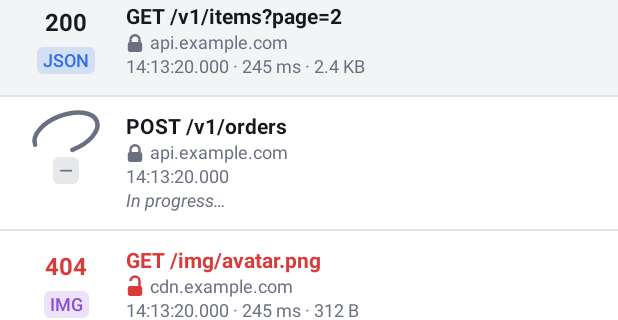
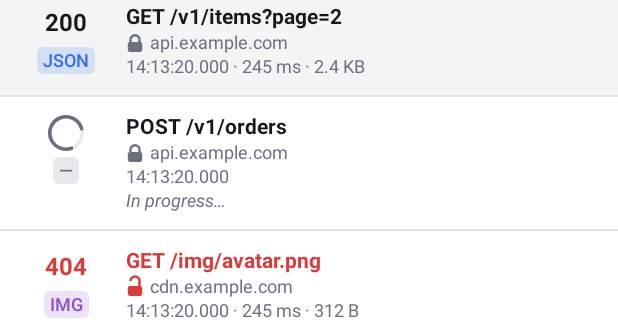
Before and after one commit to JahonovAsilbek/Ktor-Monitor, an Android app built with Jetpack Compose: the @Preview function KtorMonitorListPreview, on a phone screen of 412 x 824 dp. Shown: the part 403-723 px from the top of the screen. Run offline under Robolectric (Android 15) with nearby library versions, the phone set to English and light mode, and no system bars.

Commit message:
fix: draw the spinner as a round, unclipped circle
A width modifier from the caller stretched the spinner into an oval, and
the arc sat on the canvas edge so half its stroke was cut off. It now
keeps its own size as a circle, insets the arc by half the stroke, and
draws a faint track under an arc that grows and shrinks as it turns.

Co-Authored-By: Claude Opus 5.5 <noreply@anthropic.com>

```diff
--- a/ktor-monitor-ui/src/main/kotlin/uz/jahonov/ktormonitor/ui/ui/Kit.kt
+++ b/ktor-monitor-ui/src/main/kotlin/uz/jahonov/ktormonitor/ui/ui/Kit.kt
@@ -1,6 +1,7 @@
 package uz.jahonov.ktormonitor.ui.ui
 
 import androidx.annotation.DrawableRes
+import androidx.compose.animation.core.FastOutSlowInEasing
 import androidx.compose.animation.core.LinearEasing
 import androidx.compose.animation.core.RepeatMode
 import androidx.compose.animation.core.animateFloat
@@ -27,6 +28,7 @@ import androidx.compose.foundation.layout.height
 import androidx.compose.foundation.layout.heightIn
 import androidx.compose.foundation.layout.navigationBars
 import androidx.compose.foundation.layout.padding
+import androidx.compose.foundation.layout.requiredSize
 import androidx.compose.foundation.layout.size
 import androidx.compose.foundation.layout.statusBars
 import androidx.compose.foundation.layout.width
@@ -41,7 +43,8 @@ import androidx.compose.runtime.getValue
 import androidx.compose.ui.Alignment
 import androidx.compose.ui.Modifier
 import androidx.compose.ui.draw.clip
-import androidx.compose.ui.draw.rotate
+import androidx.compose.ui.geometry.Offset
+import androidx.compose.ui.geometry.Size
 import androidx.compose.ui.graphics.Color
 import androidx.compose.ui.graphics.ColorFilter
 import androidx.compose.ui.graphics.StrokeCap
@@ -214,26 +217,65 @@ internal fun MonitorTabs(tabs: List<String>, selected: Int, onSelect: (Int) -> U
     }
 }
 
-/** An indeterminate spinner. */
+/**
+ * An indeterminate spinner: an arc on a faint track whose head runs ahead and tail catches up while
+ * the whole thing turns. Always a circle of [size]; size it with that, not with a width modifier.
+ */
 @Composable
 internal fun Spinner(modifier: Modifier = Modifier, color: Color = MonitorTheme.colors.accent, size: Dp = 24.dp) {
-    val rotation by rememberInfiniteTransition(label = "spinner").animateFloat(
+    val transition = rememberInfiniteTransition(label = "spinner")
+    val rotation by transition.animateFloat(
         initialValue = 0f,
         targetValue = 360f,
-        animationSpec = infiniteRepeatable(tween(durationMillis = 900, easing = LinearEasing), RepeatMode.Restart),
+        animationSpec = infiniteRepeatable(tween(SpinnerTurnMillis, easing = LinearEasing), RepeatMode.Restart),
         label = "rotation",
     )
-    Canvas(modifier.size(size).rotate(rotation)) {
-        val stroke = size.toPx() / 8
+    // Runs through SpinnerCycles grow-and-shrink cycles; each one leaves the arc SpinnerMaxSweep further on,
+    // and SpinnerCycles of those make whole turns, so the restart does not jump.
+    val cycles by transition.animateFloat(
+        initialValue = 0f,
+        targetValue = SpinnerCycles.toFloat(),
+        animationSpec = infiniteRepeatable(
+            tween(SpinnerCycleMillis * SpinnerCycles, easing = LinearEasing),
+            RepeatMode.Restart,
+        ),
+        label = "cycles",
+    )
+    Canvas(modifier.requiredSize(size)) {
+        val stroke = size.toPx() / 10
+        val inset = stroke / 2
+        val arcSize = Size(this.size.width - stroke, this.size.height - stroke)
+        val topLeft = Offset(inset, inset)
+        drawArc(
+            color = color.copy(alpha = color.alpha * 0.15f),
+            startAngle = 0f,
+            sweepAngle = 360f,
+            useCenter = false,
+            topLeft = topLeft,
+            size = arcSize,
+            style = Stroke(width = stroke),
+        )
+        val cycle = cycles.toInt()
+        val fraction = cycles - cycle
+        val head = FastOutSlowInEasing.transform((fraction * 2).coerceIn(0f, 1f))
+        val tail = FastOutSlowInEasing.transform((fraction * 2 - 1).coerceIn(0f, 1f))
         drawArc(
             color = color,
-            startAngle = 0f,
-            sweepAngle = 270f,
+            startAngle = rotation + cycle * SpinnerMaxSweep + tail * SpinnerMaxSweep - 90f,
+            sweepAngle = (head - tail) * SpinnerMaxSweep + SpinnerMinSweep,
             useCenter = false,
+            topLeft = topLeft,
+            size = arcSize,
             style = Stroke(width = stroke, cap = StrokeCap.Round),
         )
     }
 }
+
+private const val SpinnerTurnMillis = 1_600
+private const val SpinnerCycleMillis = 1_300
+private const val SpinnerCycles = 4
+private const val SpinnerMaxSweep = 270f
+private const val SpinnerMinSweep = 12f
 
 /** A row of a sheet: optional icon, title with a description, a value on the right. */
 @Composable
```
